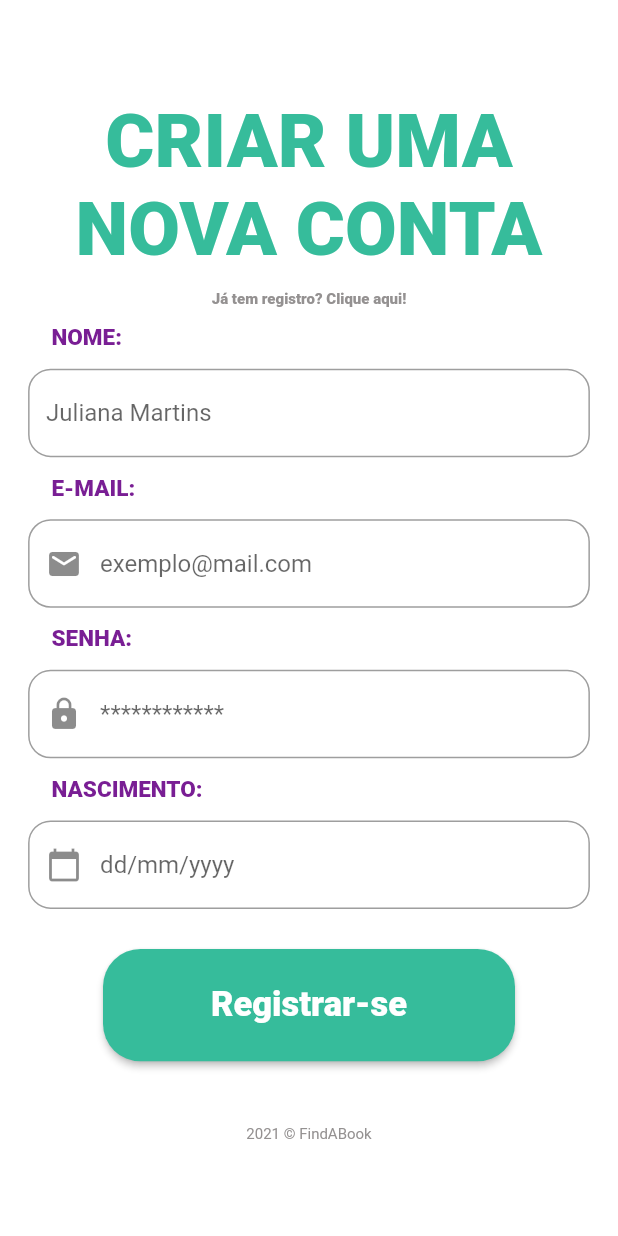
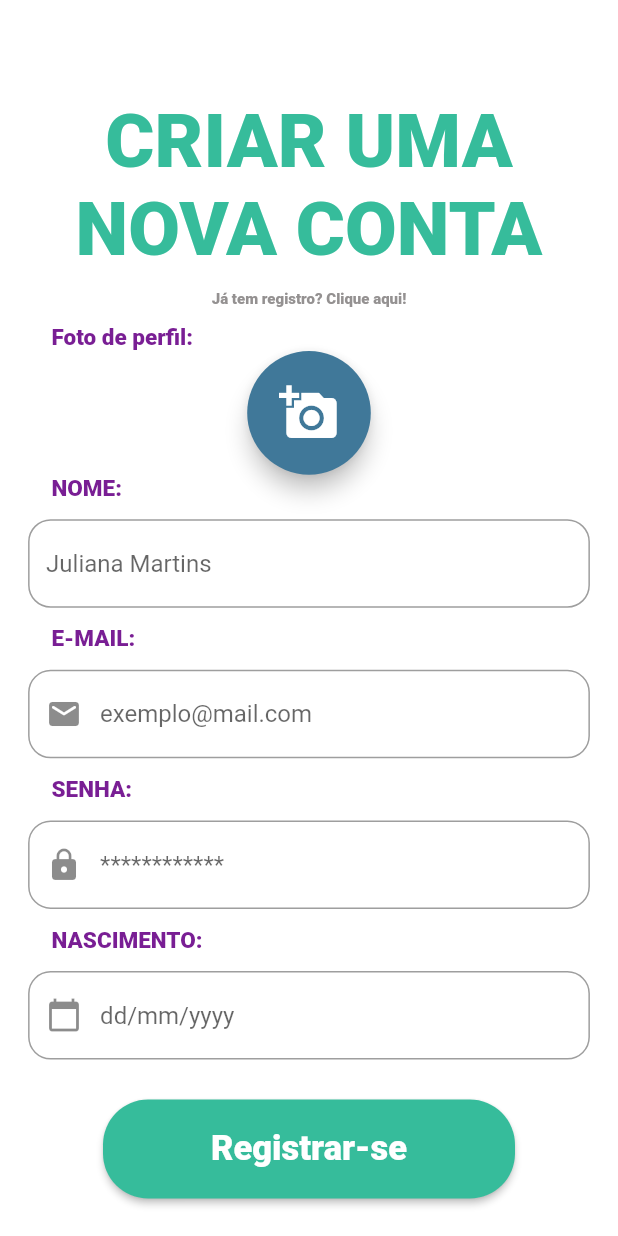
Before and after one commit to PHLeite/Find-a-Book, a Flutter app: the screen it shows after launch, after a tap on "Cadastre-se", on a phone screen of 412 x 824 dp. Run offline on Flutter 3.47's test engine with Material 2 defaults, Android fonts, the phone set to English and light mode, and no system bars; our stand-ins replace cloud_firestore, firebase_auth, firebase_core; accounts and stored records are empty.

Commit message:
perfilEditar

```diff
--- a/lib/pages/home/index.dart
+++ b/lib/pages/home/index.dart
@@ -1,4 +1,3 @@
-import 'package:find_a_book/core/imagens.dart';
 import 'package:find_a_book/pages/HomePage/home.dart';
 import 'package:find_a_book/pages/cadastrar_livro/cadastrar.dart';
 import 'package:find_a_book/pages/perfil/perfil.dart';
@@ -42,7 +41,7 @@ class _HomePageState extends State<HomePage> {
           BottomNavigationBarItem(
             icon: CircleAvatar(
               radius: 14,
-              backgroundImage: AssetImage(Imagens.fotoPerfil),
+              backgroundImage: NetworkImage('https://voxnews.com.br/wp-content/uploads/2017/04/unnamed.png'),
             ),
             label: 'Perfil'
           ),
--- a/lib/pages/login/login.dart
+++ b/lib/pages/login/login.dart
@@ -182,7 +182,7 @@ class _LoginState extends State<Login> {
                 padding: const EdgeInsets.only(top: 15),
                 child: Container(
                   width: MediaQuery.of(context).size.width / 1.5,
-                  height: MediaQuery.of(context).size.height / 11,
+                  height: MediaQuery.of(context).size.height / 12.5,
                   child: ElevatedButton(
                     onPressed: () {
                       if (formKey.currentState!.validate()) {
@@ -210,7 +210,7 @@ class _LoginState extends State<Login> {
                         backgroundColor:
                             MaterialStateProperty.all(Cores.verdeAgua),
                         shape: MaterialStateProperty.all(RoundedRectangleBorder(
-                          borderRadius: BorderRadius.circular(25),
+                          borderRadius: BorderRadius.circular(30),
                         ))),
                   ),
                 ),
--- a/lib/pages/registre/registre.dart
+++ b/lib/pages/registre/registre.dart
@@ -83,6 +83,31 @@ class _RegistreState extends State<Registre> {
                 key: formKey,
                 child: Column(
                   children: [
+                    Container(
+                      width: MediaQuery.of(context).size.width/1.2,
+                      alignment: Alignment.centerLeft,
+                      child: Text(
+                        'Foto de perfil:',
+                        style: TextStyle(
+                          color: Cores.roxo,
+                          fontWeight: FontWeight.w800,
+                          fontSize: 15
+                        ),
+                      ),
+                    ),
+                    Container(
+                      width: MediaQuery.of(context).size.width/5,
+                      height: MediaQuery.of(context).size.width/5,
+                      child: FloatingActionButton(
+                        backgroundColor: Cores.azul,
+                        onPressed: () {},
+                        child: Icon(
+                          Icons.add_a_photo,
+                          color: Colors.white,
+                          size: 40,
+                        ),
+                      ),
+                    ),
                     Container(
                       width: MediaQuery.of(context).size.width / 1.2,
                       alignment: Alignment.centerLeft,
@@ -224,7 +249,7 @@ class _RegistreState extends State<Registre> {
                 padding: const EdgeInsets.only(top: 15),
                 child: Container(
                   width: MediaQuery.of(context).size.width / 1.5,
-                  height: MediaQuery.of(context).size.height / 11,
+                  height: MediaQuery.of(context).size.height / 12.5,
                   child: ElevatedButton(
                     onPressed: () {
                       if (formKey.currentState!.validate()) {
@@ -251,7 +276,7 @@ class _RegistreState extends State<Registre> {
                         backgroundColor:
                             MaterialStateProperty.all(Cores.verdeAgua),
                         shape: MaterialStateProperty.all(RoundedRectangleBorder(
-                          borderRadius: BorderRadius.circular(25),
+                          borderRadius: BorderRadius.circular(30),
                         ))),
                   ),
                 ),
```
Also changed, not shown: lib/pages/livro/Paglivro.dart (+5 -3 lines), lib/pages/perfil/editarperfil.dart (added, +193 -0 lines), lib/pages/perfil/perfil.dart (+34 -16 lines).
